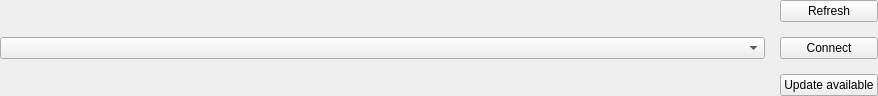
First picture: the form in res/serialchooser.ui, repository Ultrawipf/OpenFFBoard-configurator, before the edit.
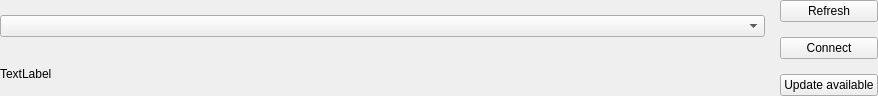
Second picture: the form after the edit.

Commit message: fix(comms): improve connection stability and serial port UI

Diff of the .ui file:
```diff
--- a/res/serialchooser.ui
+++ b/res/serialchooser.ui
@@ -30,6 +30,8 @@
     <number>0</number>
    </property>
    <item>
+    <layout class="QVBoxLayout" name="verticalLayout_2">
+     <item>
     <widget class="QComboBox" name="comboBox_port">
      <property name="sizePolicy">
       <sizepolicy hsizetype="Expanding" vsizetype="Fixed">
@@ -38,6 +40,21 @@
       </sizepolicy>
      </property>
     </widget>
+     </item>
+     <item>
+      <widget class="QLabel" name="label_port">
+       <property name="sizePolicy">
+        <sizepolicy hsizetype="Expanding" vsizetype="Fixed">
+         <horstretch>0</horstretch>
+         <verstretch>0</verstretch>
+        </sizepolicy>
+       </property>
+       <property name="text">
+        <string>TextLabel</string>
+       </property>
+      </widget>
+     </item>
+    </layout>
    </item>
    <item>
     <layout class="QVBoxLayout" name="verticalLayout">
```
Lines whose indentation alone changed are shown as unchanged. The commit also changes 6 other files.
